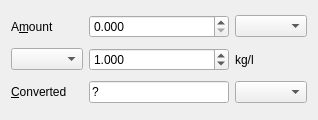
The window that anymeal/converter_window.ui (wedesoft/anymeal) describes before a commit, drawn with Qt 5.
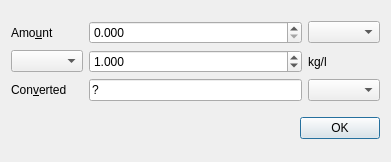
The same window after the commit.

Commit message: Add unit converter to recipe editor

The edit to the form file:
```diff
--- a/anymeal/converter_window.ui
+++ b/anymeal/converter_window.ui
@@ -1,23 +1,25 @@
 <?xml version="1.0" encoding="UTF-8"?>
 <ui version="4.0">
  <class>ConverterWindow</class>
- <widget class="QWidget" name="ConverterWindow">
+ <widget class="QDialog" name="ConverterWindow">
   <property name="geometry">
    <rect>
     <x>0</x>
     <y>0</y>
-    <width>318</width>
-    <height>120</height>
+    <width>391</width>
+    <height>162</height>
    </rect>
   </property>
   <property name="windowTitle">
-   <string>Unit Converter</string>
+   <string>Convert Units</string>
   </property>
+  <layout class="QVBoxLayout" name="verticalLayout">
+   <item>
   <layout class="QGridLayout" name="gridLayout">
    <item row="0" column="0">
     <widget class="QLabel" name="source_label">
      <property name="text">
-      <string>A&amp;mount</string>
+        <string>Amo&amp;unt</string>
      </property>
      <property name="buddy">
       <cstring>source_amount_spin</cstring>
@@ -26,6 +28,12 @@
    </item>
    <item row="0" column="1">
     <widget class="QDoubleSpinBox" name="source_amount_spin">
+       <property name="sizePolicy">
+        <sizepolicy hsizetype="Minimum" vsizetype="Fixed">
+         <horstretch>1</horstretch>
+         <verstretch>0</verstretch>
+        </sizepolicy>
+       </property>
      <property name="decimals">
       <number>3</number>
      </property>
@@ -37,8 +45,17 @@
    <item row="0" column="2">
     <widget class="QComboBox" name="source_unit_combo"/>
    </item>
+     <item row="1" column="0">
+      <widget class="QComboBox" name="preset_combo"/>
+     </item>
    <item row="1" column="1">
     <widget class="QDoubleSpinBox" name="density_spin">
+       <property name="sizePolicy">
+        <sizepolicy hsizetype="Minimum" vsizetype="Fixed">
+         <horstretch>1</horstretch>
+         <verstretch>0</verstretch>
+        </sizepolicy>
+       </property>
      <property name="decimals">
       <number>3</number>
      </property>
@@ -63,21 +80,21 @@
    <item row="2" column="0">
     <widget class="QLabel" name="dest_label">
      <property name="text">
-      <string>&amp;Converted</string>
+        <string>Con&amp;verted</string>
      </property>
      <property name="buddy">
       <cstring>dest_amount_edit</cstring>
      </property>
     </widget>
    </item>
-   <item row="2" column="2">
-    <widget class="QComboBox" name="dest_unit_combo"/>
-   </item>
-   <item row="1" column="0">
-    <widget class="QComboBox" name="preset_combo"/>
-   </item>
    <item row="2" column="1">
     <widget class="QLineEdit" name="dest_amount_edit">
+       <property name="sizePolicy">
+        <sizepolicy hsizetype="Expanding" vsizetype="Fixed">
+         <horstretch>1</horstretch>
+         <verstretch>0</verstretch>
+        </sizepolicy>
+       </property>
      <property name="text">
       <string>?</string>
      </property>
@@ -86,16 +103,23 @@
      </property>
     </widget>
    </item>
-  </layout>
- </widget>
- <tabstops>
-  <tabstop>source_amount_spin</tabstop>
-  <tabstop>source_unit_combo</tabstop>
-  <tabstop>preset_combo</tabstop>
-  <tabstop>density_spin</tabstop>
-  <tabstop>dest_amount_edit</tabstop>
-  <tabstop>dest_unit_combo</tabstop>
- </tabstops>
+     <item row="2" column="2">
+      <widget class="QComboBox" name="dest_unit_combo"/>
+     </item>
+    </layout>
+   </item>
+   <item>
+    <widget class="QDialogButtonBox" name="buttonBox">
+     <property name="orientation">
+      <enum>Qt::Horizontal</enum>
+     </property>
+     <property name="standardButtons">
+      <set>QDialogButtonBox::Ok</set>
+     </property>
+    </widget>
+   </item>
+  </layout>
+ </widget>
  <resources/>
  <connections/>
 </ui>
```
Left out of the diff: 35 changed lines with no effect on the pictures. Lines whose indentation alone changed are shown as unchanged. The commit also changes 8 other files.
